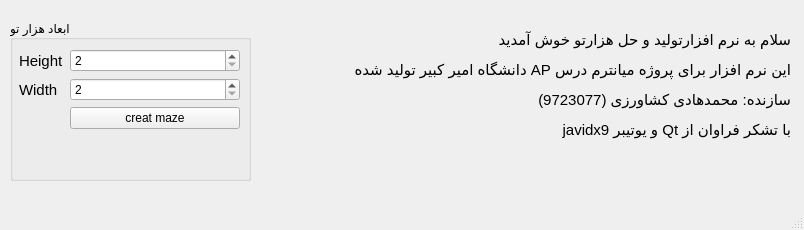
Old version of the form mainform.ui in the repository mohake-keshavarzi/Mohammad-Hadi-Keshavarzi.
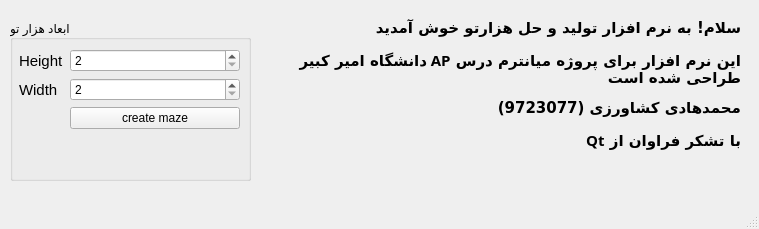
New version of the form.

Patch:
```diff
--- a/mainform.ui
+++ b/mainform.ui
@@ -9,8 +9,8 @@
    <rect>
     <x>0</x>
     <y>0</y>
-    <width>804</width>
-    <height>230</height>
+    <width>759</width>
+    <height>229</height>
    </rect>
   </property>
   <property name="windowTitle">
@@ -22,12 +22,23 @@
      <rect>
       <x>260</x>
       <y>10</y>
-      <width>531</width>
+      <width>481</width>
       <height>151</height>
      </rect>
     </property>
+    <property name="font">
+     <font>
+      <family>B Koodak</family>
+      <pointsize>10</pointsize>
+      <weight>75</weight>
+      <bold>true</bold>
+     </font>
+    </property>
     <property name="text">
-     <string>&lt;html&gt;&lt;head/&gt;&lt;body dir=&quot;rtl&quot;&gt;&lt;p align=&quot;right&quot;&gt;&lt;span style=&quot; font-size:11pt;&quot;&gt;سلام به نرم افزارتولید و حل هزارتو خوش آمدید&lt;/span&gt;&lt;/p&gt;&lt;p align=&quot;right&quot;&gt;&lt;span style=&quot; font-size:11pt;&quot;&gt;این نرم افزار برای پروژه میانترم درس AP دانشگاه امیر کبیر تولید شده&lt;/span&gt;&lt;/p&gt;&lt;p align=&quot;right&quot;&gt;&lt;span style=&quot; font-size:11pt;&quot;&gt;سازنده: محمدهادی کشاورزی (9723077) &lt;/span&gt;&lt;/p&gt;&lt;p align=&quot;right&quot;&gt;&lt;span style=&quot; font-size:11pt;&quot;&gt;با تشکر فراوان از Qt و یوتیبر javidx9&lt;/span&gt;&lt;/p&gt;&lt;/body&gt;&lt;/html&gt;</string>
+     <string>&lt;html&gt;&lt;head/&gt;&lt;body dir=&quot;rtl&quot;&gt;&lt;p align=&quot;right&quot;&gt;&lt;span style=&quot; font-size:11pt;&quot;&gt;سلام! به نرم افزار تولید و حل هزارتو خوش آمدید&lt;/span&gt;&lt;/p&gt;&lt;p align=&quot;right&quot;&gt;&lt;span style=&quot; font-size:11pt;&quot;&gt;این نرم افزار برای پروژه میانترم درس AP دانشگاه امیر کبیر طراحی شده است&lt;/span&gt;&lt;/p&gt;&lt;p align=&quot;right&quot;&gt;&lt;span style=&quot; font-size:11pt;&quot;&gt; محمدهادی کشاورزی (9723077) &lt;/span&gt;&lt;/p&gt;&lt;p align=&quot;right&quot;&gt;&lt;span style=&quot; font-size:11pt;&quot;&gt;با تشکر فراوان از Qt &lt;/span&gt;&lt;/p&gt;&lt;/body&gt;&lt;/html&gt;</string>
+    </property>
+    <property name="wordWrap">
+     <bool>true</bool>
     </property>
    </widget>
    <widget class="QGroupBox" name="dim_groupBox">
@@ -89,7 +100,7 @@
       <item row="2" column="1">
        <widget class="QPushButton" name="ceat_pb">
         <property name="text">
-         <string>creat maze</string>
+         <string>create maze</string>
         </property>
        </widget>
       </item>
```
Left out of the diff: 18 changed lines with no effect on the pictures.
